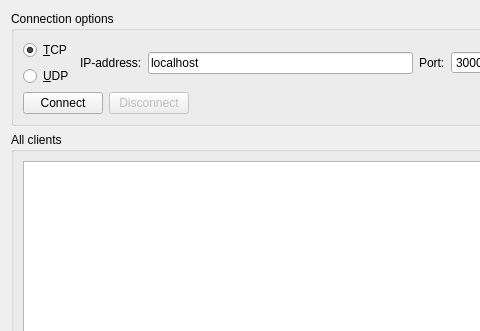
The window that client/src/clientwidget.ui (etengabeko/diakont-test) describes before a commit, drawn with Qt 5; both pictures show x 0 to 480 and y 0 to 331 of the 800 by 600 pixel window.
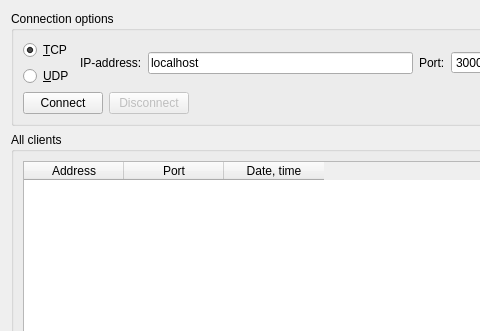
The same window after the commit.

Commit message: Add: client fill table.

Patch:
```diff
--- a/client/src/clientwidget.ui
+++ b/client/src/clientwidget.ui
@@ -149,7 +149,23 @@
      </property>
      <layout class="QVBoxLayout" name="verticalLayout_2">
       <item>
-       <widget class="QTableWidget" name="tableWidget"/>
+       <widget class="QTableWidget" name="clientsTableWidget">
+        <column>
+         <property name="text">
+          <string>Address</string>
+         </property>
+        </column>
+        <column>
+         <property name="text">
+          <string>Port</string>
+         </property>
+        </column>
+        <column>
+         <property name="text">
+          <string>Date, time</string>
+         </property>
+        </column>
+       </widget>
       </item>
      </layout>
     </widget>
```
The commit also changes 3 other files.
